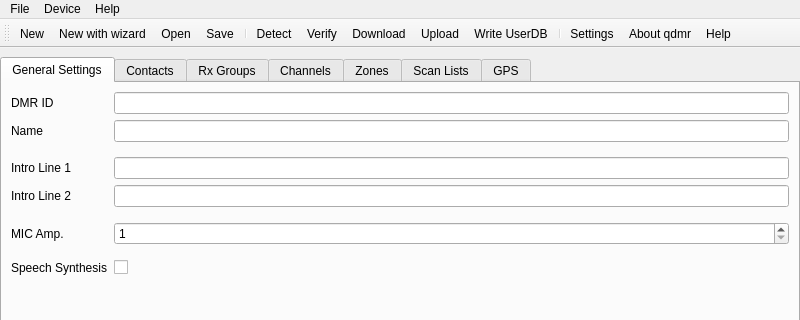
Above: shared/mainwindow.ui from hmatuschek/qdmr before the change; both pictures show x 0 to 800 and y 0 to 320 of the 800 by 600 pixel window. Below: the same form after it.
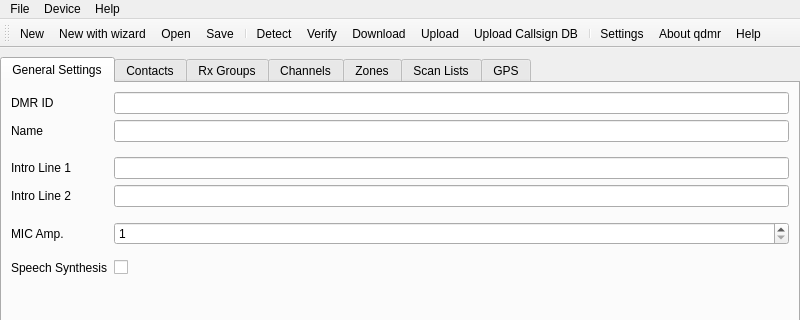
That is the form after the change. Icons and pictures are not drawn.

What changed in the file:
```diff
--- a/shared/mainwindow.ui
+++ b/shared/mainwindow.ui
@@ -740,6 +740,7 @@
     <addaction name="separator"/>
     <addaction name="actionDownload"/>
     <addaction name="actionUpload"/>
+    <addaction name="actionUploadCallsignDB"/>
    </widget>
    <widget class="QMenu" name="menuHelp">
     <property name="title">
@@ -779,7 +780,7 @@
    <addaction name="actionVerifyCodeplug"/>
    <addaction name="actionDownload"/>
    <addaction name="actionUpload"/>
-   <addaction name="actionWrite_UserDB"/>
+   <addaction name="actionUploadCallsignDB"/>
    <addaction name="separator"/>
    <addaction name="actionSettings"/>
    <addaction name="actionAbout"/>
@@ -949,13 +950,16 @@
     <string>Shows settings dialog</string>
    </property>
   </action>
-  <action name="actionWrite_UserDB">
+  <action name="actionUploadCallsignDB">
    <property name="icon">
     <iconset resource="resources.qrc">
      <normaloff>:/icons/userupload-4x.png</normaloff>:/icons/userupload-4x.png</iconset>
    </property>
    <property name="text">
-    <string>Write UserDB</string>
+    <string>Upload Callsign DB</string>
+   </property>
+   <property name="toolTip">
+    <string>Upload call-sign DB to radio.</string>
    </property>
   </action>
  </widget>
```
